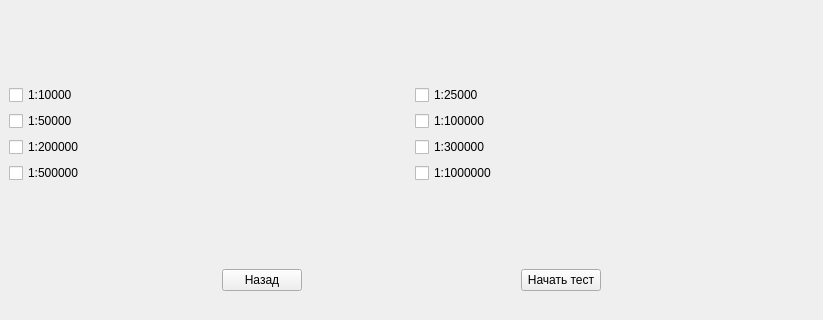
Above: ui/TestConfiguration.ui from Temprain-ops/nomenclature-1OT20 before the change; both pictures show x 0 to 823 and y 230 to 550 of the 823 by 632 pixel window. Below: the same form after it.
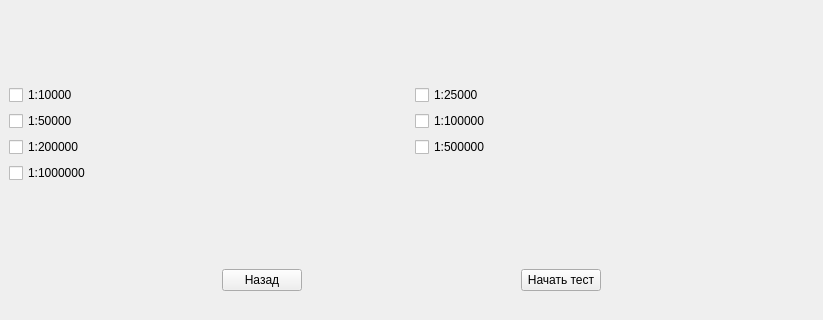
That is the form after the change.

What changed in the file:
```diff
--- a/ui/TestConfiguration.ui
+++ b/ui/TestConfiguration.ui
@@ -106,13 +106,6 @@
           </property>
          </widget>
         </item>
-        <item row="2" column="1">
-         <widget class="QCheckBox" name="checkBox_6">
-          <property name="text">
-           <string>1:300000</string>
-          </property>
-         </widget>
-        </item>
         <item row="0" column="0">
          <widget class="QCheckBox" name="checkBox">
           <property name="text">
@@ -127,20 +120,6 @@
           </property>
          </widget>
         </item>
-        <item row="3" column="1">
-         <widget class="QCheckBox" name="checkBox_8">
-          <property name="text">
-           <string>1:1000000</string>
-          </property>
-         </widget>
-        </item>
-        <item row="3" column="0">
-         <widget class="QCheckBox" name="checkBox_7">
-          <property name="text">
-           <string>1:500000</string>
-          </property>
-         </widget>
-        </item>
         <item row="1" column="0">
          <widget class="QCheckBox" name="checkBox_3">
           <property name="text">
@@ -148,6 +127,20 @@
           </property>
          </widget>
         </item>
+        <item row="2" column="1">
+         <widget class="QCheckBox" name="HalfMillionCheckBox">
+          <property name="text">
+           <string>1:500000</string>
+          </property>
+         </widget>
+        </item>
+        <item row="3" column="0">
+         <widget class="QCheckBox" name="MillionCheckBox">
+          <property name="text">
+           <string>1:1000000</string>
+          </property>
+         </widget>
+        </item>
        </layout>
       </item>
       <item>
```
Left out of the diff: 18 changed lines with no effect on the pictures.
